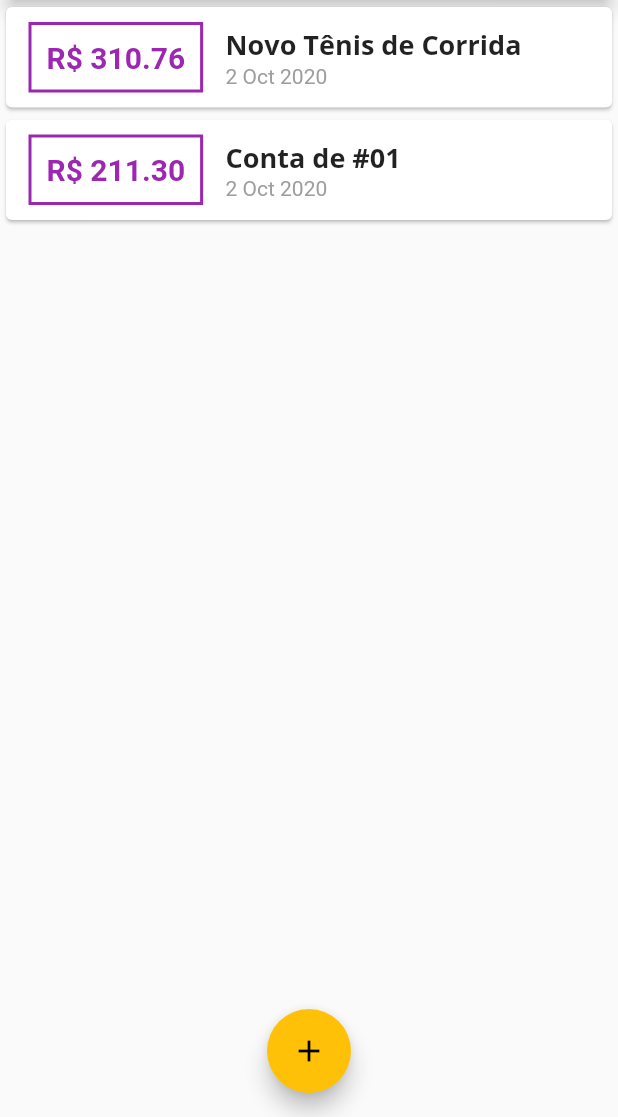
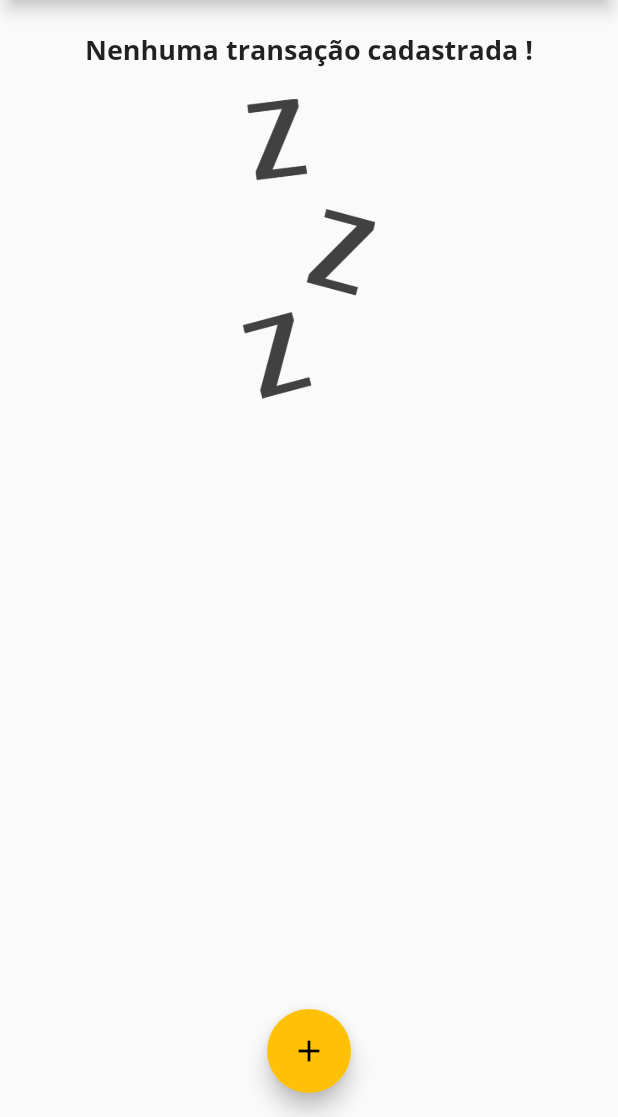
Before and after one commit to harlleybastos/despesas-pessoais, a Flutter app: the screen it shows after launch, on a phone screen of 412 x 824 dp, the part 119-1236 px from its top. Run offline on Flutter 3.47's test engine with Material 2 defaults, Android fonts, the phone set to English and light mode, and no system bars.

Commit message:
:package: imagem nenhum registro / inicio grafico

```diff
--- a/lib/components/transaction_list.dart
+++ b/lib/components/transaction_list.dart
@@ -12,10 +12,29 @@ class TransactionList extends StatelessWidget {
   Widget build(BuildContext context) {
     return Container(
       height: 300,
-      child: ListView.builder(
+      child: transactions.isEmpty
+          ? Column(
+              children: <Widget>[
+                SizedBox(height: 20),
+                Text(
+                  'Nenhuma transação cadastrada !',
+                  style: Theme.of(context).textTheme.title,
+                ),
+                SizedBox(height: 20),
+                Container(
+                  // Imagem ZZZ
+                  height: 200,
+                  child: Image.asset(
+                    'assets/images/waiting.png',
+                    fit: BoxFit.cover,
+                  ),
+                ),
+              ],
+            )
+          : ListView.builder(
               //Mostrar transações criadas em lista
-        itemCount:
-            transactions.length, //Quantidade de itens a serem renderizados
+              itemCount: transactions
+                  .length, //Quantidade de itens a serem renderizados
               itemBuilder: (ctx, index) {
                 // Chama para renderizar de forma os elementos. Elementos necessários
                 final tr = transactions[index];
@@ -23,7 +42,8 @@ class TransactionList extends StatelessWidget {
                   child: Row(
                     children: <Widget>[
                       Container(
-                  margin: EdgeInsets.symmetric(horizontal: 15, vertical: 10),
+                        margin:
+                            EdgeInsets.symmetric(horizontal: 15, vertical: 10),
                         decoration: BoxDecoration(
                             border: Border.all(
                           color: Theme.of(context).primaryColor,
@@ -47,7 +67,8 @@ class TransactionList extends StatelessWidget {
                             style: Theme.of(context).textTheme.title,
                           ),
                           Text(
-                        DateFormat('d MMM y').format(tr.date), // Data formatada
+                              DateFormat('d MMM y')
+                                  .format(tr.date), // Data formatada
                               style: TextStyle(
                                 color: Colors.grey,
                               ))
--- a/lib/main.dart
+++ b/lib/main.dart
@@ -45,20 +45,20 @@ class MyHomePage extends StatefulWidget {
 }
 
 class _MyHomePageState extends State<MyHomePage> {
-  final _transactions = [
+  final List <Transaction> _transactions = [
     //Lista com modelo de Transações
-    Transaction(
-      id: 't1',
-      title: 'Novo Tênis de Corrida',
-      value: 310.76,
-      date: DateTime.now(),
-    ),
-    Transaction(
-      id: 't2',
-      title: 'Conta de #01',
-      value: 211.30,
-      date: DateTime.now(),
-    ),
+    // Transaction(
+    //   id: 't1',
+    //   title: 'Novo Tênis de Corrida',
+    //   value: 310.76,
+    //   date: DateTime.now(),
+    // ),
+    // Transaction(
+    //   id: 't2',
+    //   title: 'Conta de #01',
+    //   value: 211.30,
+    //   date: DateTime.now(),
+    // ),
   ];
 
   _addTransaction(String title, double value) {
--- a/pubspec.yaml
+++ b/pubspec.yaml
@@ -46,8 +46,8 @@ flutter:
   uses-material-design: true
 
   # To add assets to your application, add an assets section, like this:
-  # assets:
-  #   - images/a_dot_burr.jpeg
+  assets:
+    - assets/images/waiting.png
   #   - images/a_dot_ham.jpeg
 
   # An image asset can refer to one or more resolution-specific "variants", see
```
Also changed, not shown: lib/components/chart.dart (added, +49 -0 lines), assets/images/waiting.png (added). Lines whose indentation alone changed are shown as unchanged.
